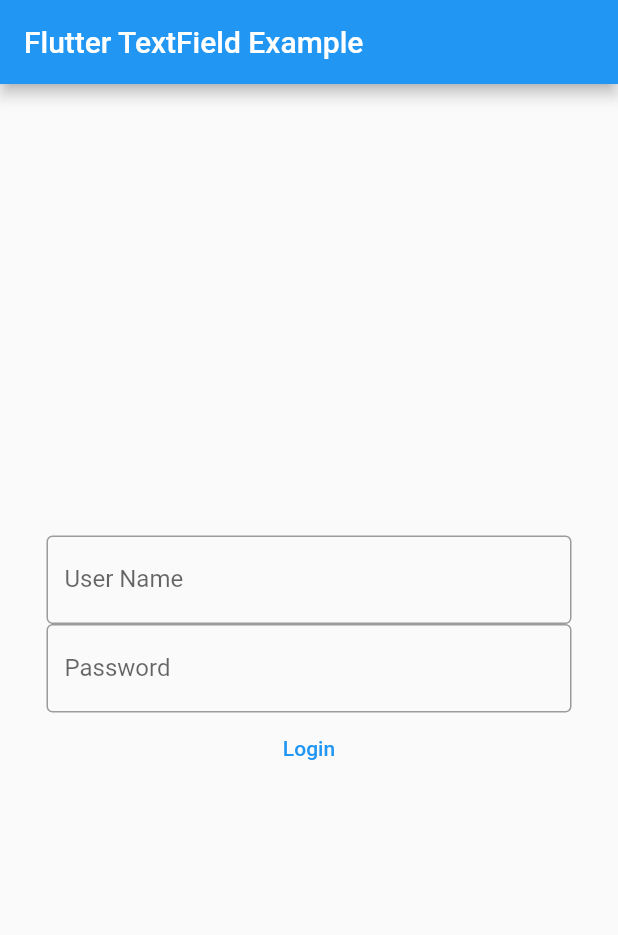
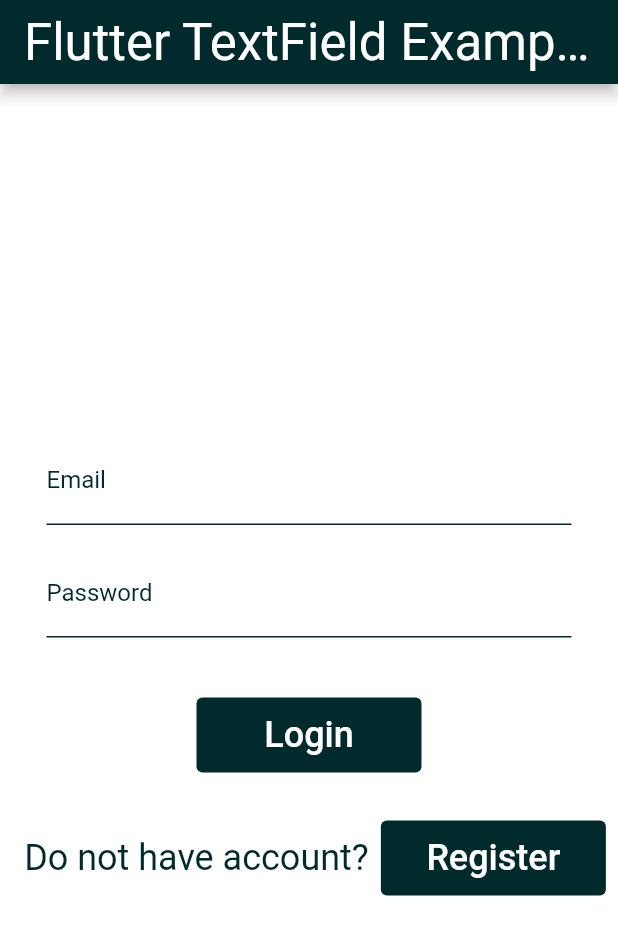
Before and after one commit to saadat-ali-awan/JOCs, a Flutter app: the screen it shows after launch, after a tap on "Login", on a phone screen of 412 x 824 dp. Shown: the top 935 px of the screen. Run offline on Flutter 3.47's test engine with Material 2 defaults, Android fonts, the phone set to English and light mode, and no system bars; our stand-ins replace firebase_auth, firebase_core, get, hive; missing offline and left inert: firedart; accounts and stored records are empty; network calls fail.

Commit message:
Login Done

```diff
--- a/jocs/lib/Registration/Controllers/login_controller.dart
+++ b/jocs/lib/Registration/Controllers/login_controller.dart
@@ -16,6 +16,24 @@
     });
   }
 
+  login(String email, String password) async {
+    try {
+      UserCredential userCredential = await auth.signInWithEmailAndPassword(
+          email: email,
+          password: password
+      );
+      if (auth.currentUser != null){
+        Get.toNamed("/dashboard");
+      }
+    } on FirebaseAuthException catch (e) {
+      if (e.code == 'user-not-found') {
+        print('No user found for that email.');
+      } else if (e.code == 'wrong-password') {
+        print('Wrong password provided for that user.');
+      }
+    }
+  }
+
   bool checkFirebaseLoggedIn(){
       if (auth.currentUser != null){
         return true;
--- a/jocs/lib/Registration/Controllers/login_controller_windows.dart
+++ b/jocs/lib/Registration/Controllers/login_controller_windows.dart
@@ -13,11 +13,21 @@
         .init(path);
     var firebaseAuth = FirebaseAuth.initialize('AIzaSyBqcQEfEXhRUn2Bn4900aOP7BZfxphsKss', await HiveStore.create());
 
-    if (firebaseAuth.isSignedIn){
+    firebaseAuth.signInState.listen((state){
+      if (state){
+        Get.toNamed("/dashboard");
+
+      } else {
+        print('User is currently signed out!');
+      }
+    });
+
+  }
+
+  login(String email, String password) async {
+    await FirebaseAuth.instance.signIn(email, password);
+    if (FirebaseAuth.instance.isSignedIn){
       Get.toNamed("/dashboard");
-
-    } else {
-      print('User is currently signed out!');
     }
   }
 }
--- a/jocs/lib/Registration/login.dart
+++ b/jocs/lib/Registration/login.dart
@@ -16,6 +16,8 @@
 
 class _LoginState extends State<Login> {
 
+  TextEditingController emailController = TextEditingController();
+  TextEditingController passwordController = TextEditingController();
 
   late var _loginController;
 
@@ -29,11 +31,21 @@
     }
     _loginController.initializeLogin();
   }
+
+  @override
+  void dispose() {
+    emailController.dispose();
+    passwordController.dispose();
+    super.dispose();
+  }
   @override
   Widget build(BuildContext context) {
     return Scaffold(
         appBar: AppBar(
-          title: Text('Flutter TextField Example'),
+          title: Text(
+              'Flutter TextField Example',
+            style: Theme.of(context).textTheme.headline4,
+          ),
         ),
         body: SafeArea(
           child: Container(
@@ -43,34 +55,69 @@
               mainAxisAlignment: MainAxisAlignment.center,
               crossAxisAlignment: CrossAxisAlignment.center,
               children: [
-                const SizedBox(
-                  width: 350,
-                  child: TextField(
-                    decoration: InputDecoration(
-                      border: OutlineInputBorder(),
-                      labelText: 'User Name',
-                      hintText: 'Enter Your Name',
+                Padding(
+                  padding: const EdgeInsets.all(8.0),
+                  child: SizedBox(
+                    width: 350,
+                    child: TextField(
+                      controller: emailController,
+                      decoration: const InputDecoration(
+                        labelText: 'Email',
+                        hintText: 'Enter Your Email',
+                      ),
                     ),
                   ),
                 ),
-                const SizedBox(
-                  width: 350,
-                  child: TextField(
-                    decoration: InputDecoration(
-                      border: OutlineInputBorder(),
-                      labelText: 'Password',
-                      hintText: 'Enter Password'
+                Padding(
+                  padding: const EdgeInsets.all(8.0),
+                  child: SizedBox(
+                    width: 350,
+                    child: TextField(
+                      obscureText: true,
+                      enableSuggestions: false,
+                      autocorrect: false,
+                      controller: passwordController,
+                      decoration: const InputDecoration(
+                        labelText: 'Password',
+                        hintText: 'Enter Password'
+                      ),
                     ),
                   ),
                 ),
 
-                TextButton(
+                Container(
+                  margin: const EdgeInsets.only(top: 32.0),
+                  child: TextButton(
 
-                  onPressed: () {
+                    onPressed: () {
+                      String email = emailController.text;
+                      String password = passwordController.text;
+                      _loginController.login(email, password);
+                    },
+                    child: Text(
+                        "Login",
+                      style: Theme.of(context).textTheme.bodyText1,
+                    ),
 
-                  },
-                  child: Text("Login"),
+                  ),
+                ),
+                Container(
+                  margin: const EdgeInsets.only(top:32.0),
+                  child: Row(
+                    mainAxisAlignment: MainAxisAlignment.center, //Center Row contents horizontally,
+                    crossAxisAlignment: CrossAxisAlignment.center, //Center Row contents vertically,
+                    children: [
+                      Padding(
+                        padding: const EdgeInsets.all(8.0),
+                        child: Text("Do not have account?", style: Theme.of(context).textTheme.bodyText2,),
+                      ),
+                      TextButton(
 
+                          onPressed: (){},
+                          child: Text("Register", style: Theme.of(context).textTheme.bodyText1,)
+                      )
+                    ],
+                  ),
                 )
 
               ],
--- /dev/null
+++ b/jocs/lib/Theme/custom_theme.dart
@@ -0,0 +1,91 @@
+import 'package:flutter/material.dart';
+
+class Colors {
+  static Color mainColor = const Color(0xFF002A2B);
+  static Color secondaryColor = const Color(0xFFFFFFFF);
+  static Color errorColor = const Color(0xFF84000A);
+}
+
+class CustomTheme {
+  static ThemeData get lightTheme {
+    return ThemeData(
+      primaryColor: Colors.mainColor,
+      scaffoldBackgroundColor: Colors.secondaryColor,
+      appBarTheme: AppBarTheme(
+        backgroundColor: Colors.mainColor,
+        foregroundColor: Colors.secondaryColor
+      ),
+      buttonTheme: ButtonThemeData(
+        buttonColor: Colors.mainColor
+      ),
+      textButtonTheme: TextButtonThemeData(
+        style: TextButton.styleFrom(
+          backgroundColor: Colors.mainColor,
+          textStyle: TextStyle(
+            color: Colors.secondaryColor,
+          ),
+          minimumSize: const Size(150, 50)
+
+        )
+      ),
+      textTheme: TextTheme(
+        headline1: TextStyle(color: Colors.secondaryColor),
+        headline2: TextStyle(color: Colors.secondaryColor),
+        headline3: TextStyle(color: Colors.secondaryColor),
+        headline4: TextStyle(color: Colors.secondaryColor),
+        headline5: TextStyle(color: Colors.secondaryColor),
+        headline6: TextStyle(color: Colors.secondaryColor),
+        subtitle1: TextStyle(color: Colors.mainColor),
+        subtitle2: TextStyle(color: Colors.secondaryColor),
+        bodyText1: TextStyle(
+            color: Colors.secondaryColor,
+          fontSize: 24
+        ),
+        bodyText2: TextStyle(
+            color: Colors.mainColor,
+          fontSize: 24
+        ),
+        caption: TextStyle(color: Colors.secondaryColor),
+        overline: TextStyle(color: Colors.secondaryColor),
+        button: TextStyle(color: Colors.secondaryColor),
+      ),
+      inputDecorationTheme: InputDecorationTheme(
+        border: UnderlineInputBorder(
+          borderSide: BorderSide(
+            style: BorderStyle.solid,
+            color: Colors.mainColor
+          ),
+        ),
+        focusedBorder: UnderlineInputBorder(
+          borderSide: BorderSide(
+            style: BorderStyle.solid,
+            color: Colors.secondaryColor
+          )
+        ),
+        enabledBorder: UnderlineInputBorder(
+            borderSide: BorderSide(
+                style: BorderStyle.solid,
+                color: Colors.mainColor
+            )
+        ),
+        errorBorder: UnderlineInputBorder(
+            borderSide: BorderSide(
+                style: BorderStyle.solid,
+                color: Colors.errorColor
+            )
+        ),
+        labelStyle: TextStyle(
+          color: Colors.mainColor,
+        ),
+        fillColor: Colors.mainColor,
+        helperStyle: TextStyle(
+          color: Colors.mainColor
+        )
+
+      ),
+      textSelectionTheme: TextSelectionThemeData(
+        cursorColor: Colors.mainColor
+      )
+    );
+  }
+}
--- a/jocs/lib/main.dart
+++ b/jocs/lib/main.dart
@@ -5,6 +5,7 @@
 
 import 'Registration/bindings/login_bindings.dart';
 import 'Registration/login.dart';
+import 'Theme/custom_theme.dart';
 import 'firebase_options.dart';
 import 'package:flutter/foundation.dart';
 
@@ -34,6 +35,7 @@
          * getPages parameter is used to set all the Routes of the Application
          *
         * */
+        theme: CustomTheme.lightTheme,
         getPages: [
           GetPage(
 
```
